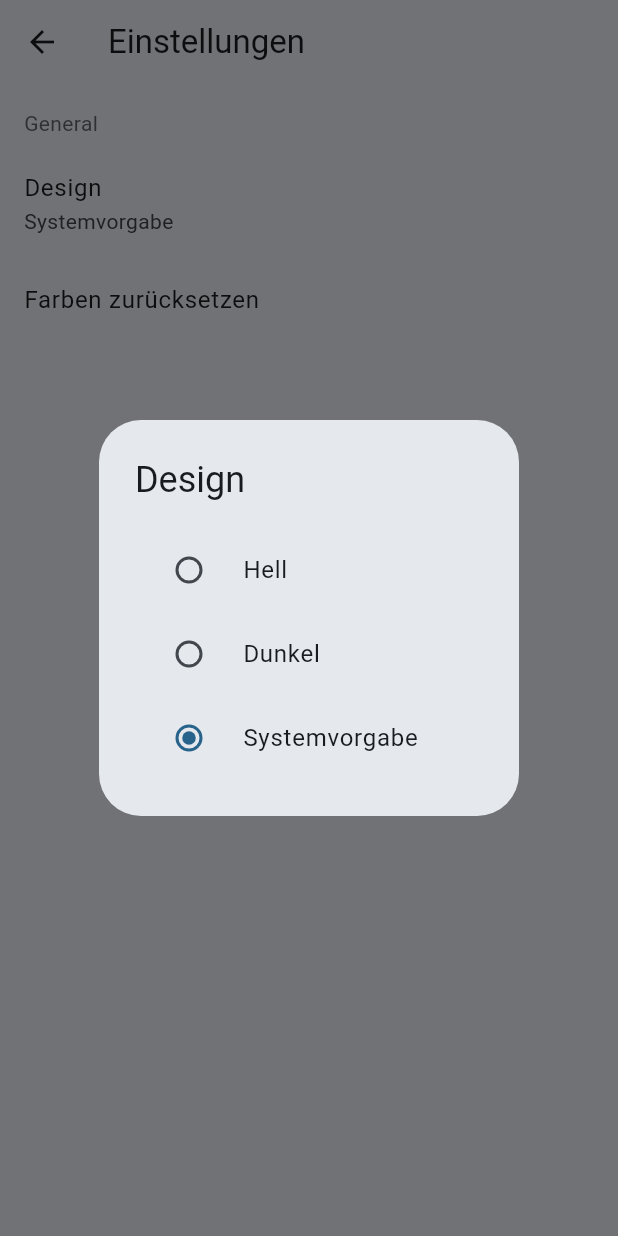
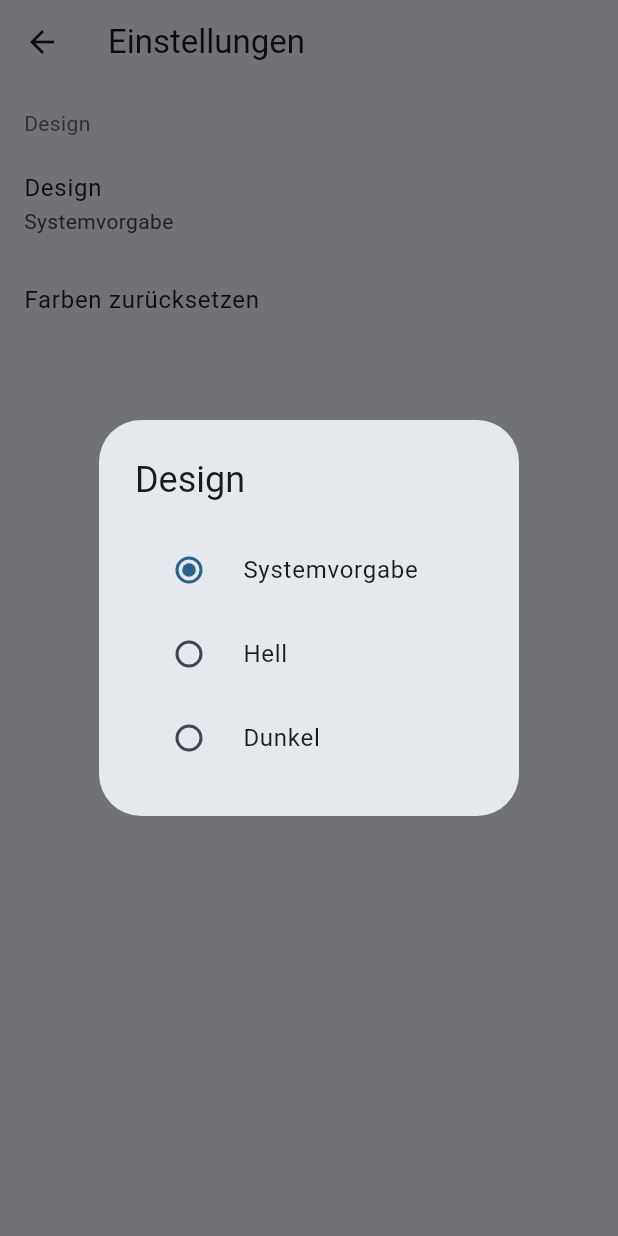
Before and after one commit to Lasslos/your_schedule, a Flutter app: the SettingsScreen screen opened directly, after a tap on "Design", on a phone screen of 412 x 824 dp. Run offline on Flutter 3.47's test engine with Material 3 defaults, Android fonts, the phone set to English and light mode, and no system bars; our stand-ins replace connectivity_plus, flutter_riverpod, flutter_secure_storage, freezed_annotation, google_fonts, logger and 3 more; missing offline and left inert: dart_extensions_methods, flutter_material_color_picker, otp; accounts and stored records are empty; generated files the repository leaves out were written again.

Commit message:
settings_screen.dart improvements

```diff
--- a/lib/ui/screens/settings_screen/settings_screen.dart
+++ b/lib/ui/screens/settings_screen/settings_screen.dart
@@ -21,27 +21,17 @@ class SettingsScreen extends ConsumerWidget {
                 bottom: 8.0,
               ),
               child: Text(
-                "General",
+                "Design",
                 style: Theme.of(context).textTheme.bodyMedium?.copyWith(
-                      color: Theme.of(context)
-                          .colorScheme
-                          .onSurfaceVariant
-                          .withOpacity(0.8),
+                      color: Theme.of(context).colorScheme.onSurfaceVariant.withOpacity(0.8),
                     ),
               ),
             ),
             ListTile(
               title: const Text("Design"),
-              subtitle: Text(() {
-                switch (ref.watch(themeSettingProvider)) {
-                  case ThemeMode.system:
-                    return "Systemvorgabe";
-                  case ThemeMode.light:
-                    return "Hell";
-                  case ThemeMode.dark:
-                    return "Dunkel";
-                }
-              }()),
+              subtitle: Text(
+                switch (ref.watch(themeSettingProvider)) { ThemeMode.system => "Systemvorgabe", ThemeMode.light => "Hell", ThemeMode.dark => "Dunkel" },
+              ),
               onTap: () {
                 showDialog(
                   context: context,
@@ -50,6 +40,15 @@ class SettingsScreen extends ConsumerWidget {
                     content: Column(
                       mainAxisSize: MainAxisSize.min,
                       children: [
+                        RadioListTile<ThemeMode>(
+                          title: const Text("Systemvorgabe"),
+                          value: ThemeMode.system,
+                          groupValue: ref.watch(themeSettingProvider),
+                          onChanged: (value) {
+                            ref.read(themeSettingProvider.notifier).setTheme(value!);
+                            Navigator.of(context).pop();
+                          },
+                        ),
                         RadioListTile<ThemeMode>(
                           title: const Text("Hell"),
                           value: ThemeMode.light,
@@ -62,15 +61,6 @@ class SettingsScreen extends ConsumerWidget {
                         RadioListTile<ThemeMode>(
                           title: const Text("Dunkel"),
                           value: ThemeMode.dark,
-                          groupValue: ref.watch(themeSettingProvider),
-                          onChanged: (value) {
-                            ref.read(themeSettingProvider.notifier).setTheme(value!);
-                            Navigator.of(context).pop();
-                          },
-                        ),
-                        RadioListTile<ThemeMode>(
-                          title: const Text("Systemvorgabe"),
-                          value: ThemeMode.system,
                           groupValue: ref.watch(themeSettingProvider),
                           onChanged: (value) {
                             ref.read(themeSettingProvider.notifier).setTheme(value!);
```
